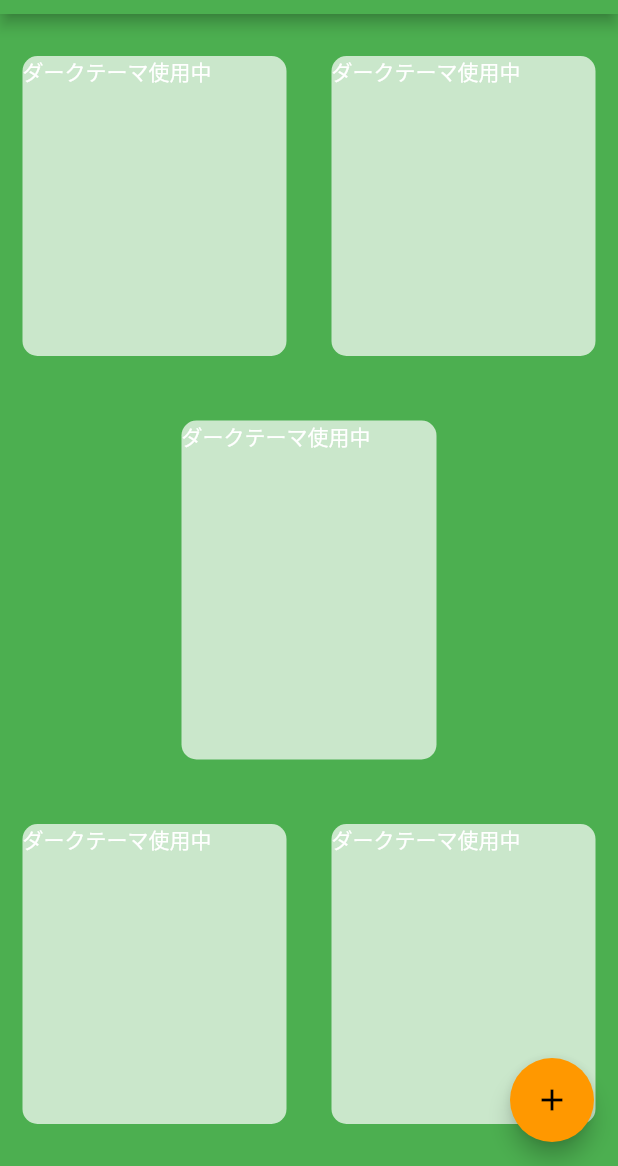
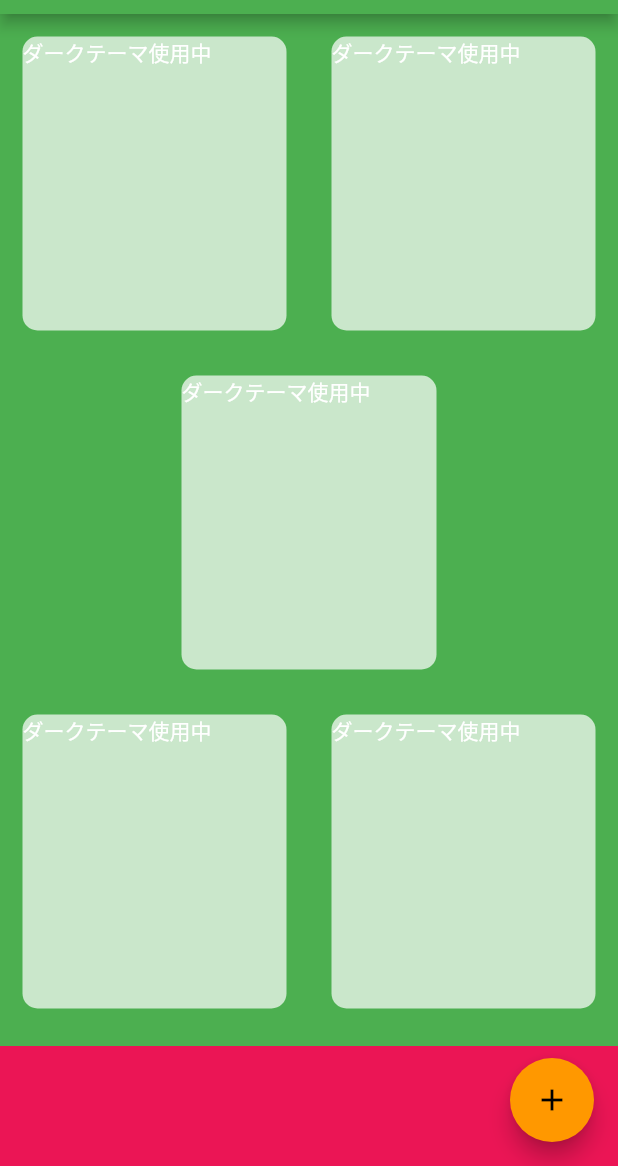
Before and after one commit to moriyamasaaaki/calculator_app, a Flutter app: the screen it shows after launch, on a phone screen of 412 x 824 dp, the part 70-1236 px from its top. Run offline on Flutter 3.47's test engine with Material 2 defaults, Android fonts, the phone set to English and light mode, and no system bars.

Commit message:
refactor(input_page): コード修正

```diff
--- a/lib/input_page.dart
+++ b/lib/input_page.dart
@@ -1,4 +1,8 @@
 import 'package:flutter/material.dart';
+
+const bottomContainerHeight = 80.0;
+const activeCardColor = Colors.white70;
+const bottomContainerColor = Color(0xFFEB1555);
 
 class InputPage extends StatefulWidget {
   @override
@@ -19,19 +23,19 @@ class _InputPageState extends State<InputPage> {
             children: <Widget>[
               Expanded(
                 child: ReusableCard(
-                  color: Colors.white70,
+                  color: activeCardColor,
                 ),
               ),
               Expanded(
                 child: ReusableCard(
-                  color: Colors.white70,
+                  color: activeCardColor,
                 ),
               ),
             ],
           )),
           Expanded(
             child: ReusableCard(
-              color: Colors.white70,
+              color: activeCardColor,
             ),
           ),
           Expanded(
@@ -39,16 +43,22 @@ class _InputPageState extends State<InputPage> {
             children: <Widget>[
               Expanded(
                 child: ReusableCard(
-                  color: Colors.white70,
+                  color: activeCardColor,
                 ),
               ),
               Expanded(
                 child: ReusableCard(
-                  color: Colors.white70,
+                  color: activeCardColor,
                 ),
               ),
             ],
           )),
+          Container(
+            color: bottomContainerColor,
+            margin: EdgeInsets.only(top: 10.0),
+            width: double.infinity,
+            height: bottomContainerHeight,
+          )
         ],
       ),
       floatingActionButton: Theme(
@@ -65,6 +75,7 @@ class ReusableCard extends StatelessWidget {
   ReusableCard({@required this.color});
 
   final Color color;
+
   @override
   Widget build(BuildContext context) {
     return Container(
```
